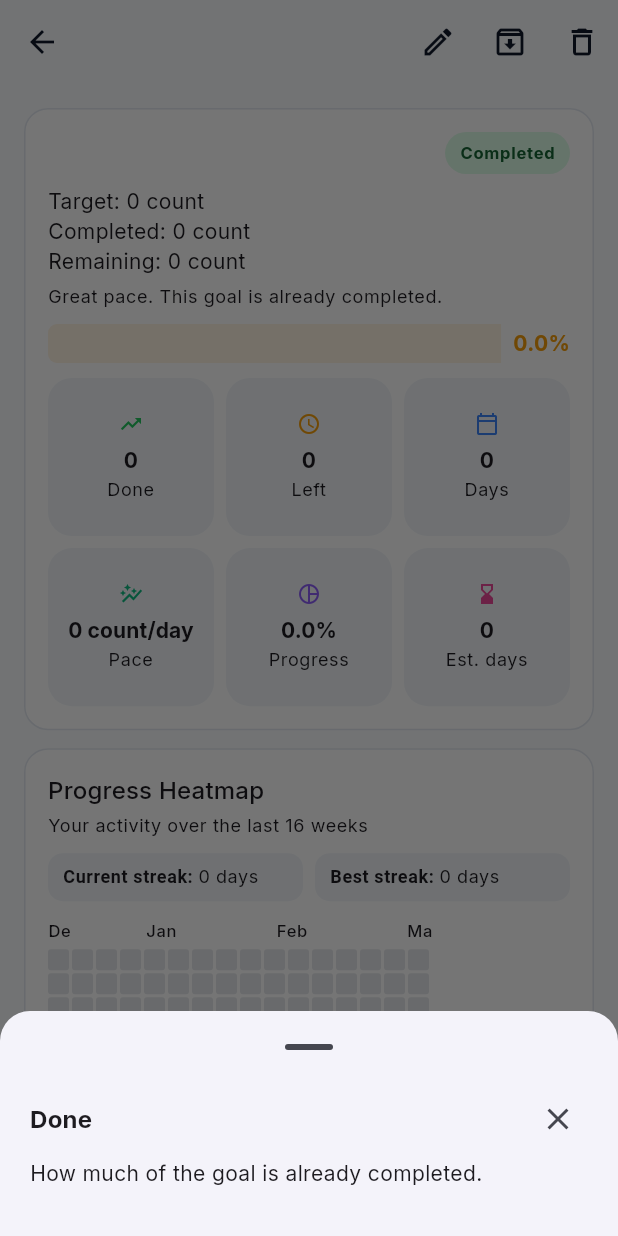
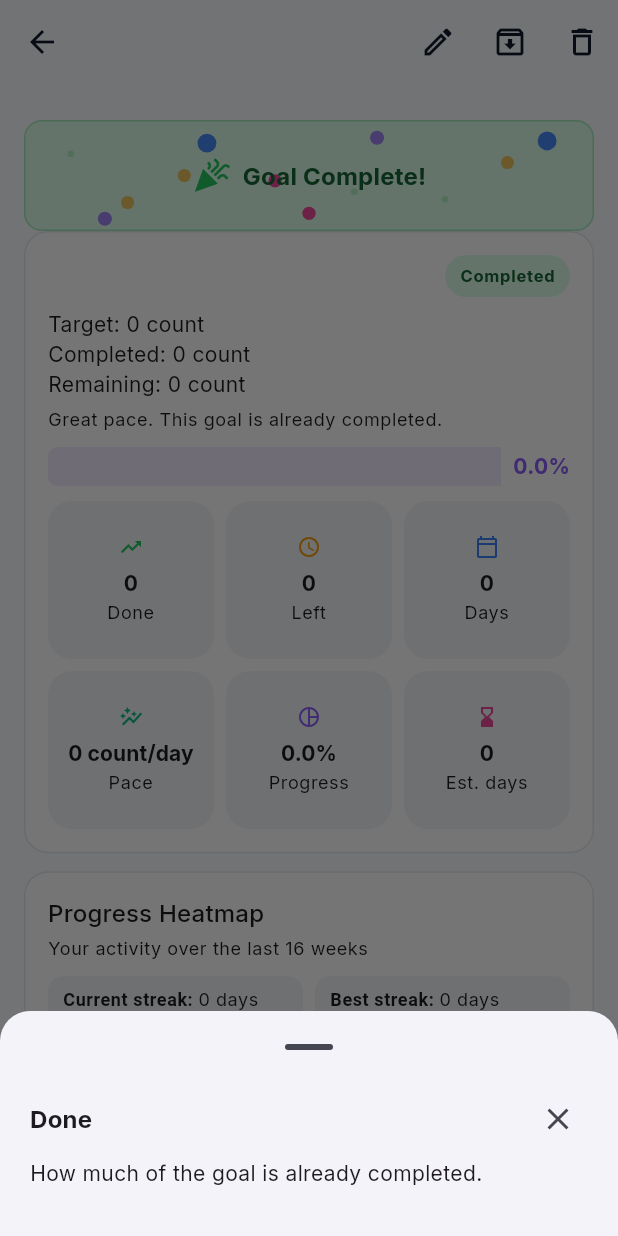
Before and after one commit to Flutter-Lab/Co-workPlace, a Flutter app: the GoalDetailScreen screen opened directly with empty values, after a tap on an icon or button, on a phone screen of 412 x 824 dp. Run offline on Flutter 3.47's test engine with Material 3 defaults, Android fonts, the phone set to English and light mode, and no system bars; our stand-ins replace cloud_firestore, firebase_auth, firebase_core, flutter_riverpod, go_router, google_fonts and 3 more; accounts and stored records are empty.

```diff
--- a/lib/features/goals/presentation/goal_dashboard_screen.dart
+++ b/lib/features/goals/presentation/goal_dashboard_screen.dart
@@ -1,3 +1,5 @@
+import 'dart:math' as math;
+
 import 'package:coworkplace/app/session/app_session_provider.dart';
 import 'package:coworkplace/features/goals/domain/goal.dart';
 import 'package:coworkplace/features/goals/domain/goal_item.dart';
@@ -334,6 +336,10 @@ class GoalDetailScreen extends ConsumerWidget {
                   padding: const EdgeInsets.fromLTRB(16, 16, 16, 96),
                   children: [
                     _DeadlineWarningBanner(goal: goal, metrics: metrics),
+                    if (metrics.remaining <= 0) ...[
+                      const SizedBox(height: 8),
+                      const _CompletionCelebrationCard(),
+                    ],
                     _GoalSummaryCard(goal: goal, metrics: metrics),
                     const SizedBox(height: 12),
                     _SimpleGoalProgressCard(
@@ -359,6 +365,10 @@ class GoalDetailScreen extends ConsumerWidget {
                     padding: const EdgeInsets.fromLTRB(16, 16, 16, 96),
                     children: [
                       _DeadlineWarningBanner(goal: goal, metrics: metrics),
+                      if (metrics.remaining <= 0) ...[
+                        const SizedBox(height: 8),
+                        const _CompletionCelebrationCard(),
+                      ],
                       _GoalSummaryCard(goal: goal, metrics: metrics),
                       const SizedBox(height: 12),
                       _GoalHeatmapCard(dailyProgress: dailyProgress),
@@ -748,7 +758,10 @@ class _GoalCard extends StatelessWidget {
                 style: Theme.of(context).textTheme.bodySmall,
               ),
               const SizedBox(height: 10),
-              _GoalProgressBar(percent: metrics.progressPercent),
+              _GoalProgressBar(
+                percent: metrics.progressPercent,
+                color: _goalBarColor(goal.id),
+              ),
               const SizedBox(height: 10),
               _GoalMetricsWrap(metrics: metrics, unitLabel: unit),
               const SizedBox(height: 12),
@@ -832,7 +845,10 @@ class _GoalSummaryCard extends StatelessWidget {
               style: Theme.of(context).textTheme.bodySmall,
             ),
             const SizedBox(height: 10),
-            _GoalProgressBar(percent: metrics.progressPercent),
+            _GoalProgressBar(
+              percent: metrics.progressPercent,
+              color: _goalBarColor(goal.id),
+            ),
             const SizedBox(height: 10),
             _GoalMetricsWrap(metrics: metrics, unitLabel: unit),
           ],
@@ -2140,6 +2156,21 @@ class _GoalItemFormSheetState extends State<_GoalItemFormSheet> {
   }
 }
 
+// Per-goal accent colors — consistent across sessions (hash-based, not progress-based).
+const _kGoalPalette = [
+  Color(0xFF0EA5E9), // sky
+  Color(0xFF8B5CF6), // violet
+  Color(0xFF10B981), // emerald
+  Color(0xFFF43F5E), // rose
+  Color(0xFF06B6D4), // cyan
+  Color(0xFFF97316), // orange
+  Color(0xFF6366F1), // indigo
+  Color(0xFFEC4899), // pink
+];
+
+Color _goalBarColor(String goalId) =>
+    _kGoalPalette[goalId.hashCode.abs() % _kGoalPalette.length];
+
 String _goalUnitLabel(Goal goal) {
   if (goal.unitType == GoalUnitType.custom && goal.customUnitLabel != null) {
     return goal.customUnitLabel!;
@@ -2242,25 +2273,26 @@ class _DeadlineWarningBanner extends StatelessWidget {
 // ── Goal Progress Bar ─────────────────────────────────────────────────────────
 
 class _GoalProgressBar extends StatelessWidget {
-  const _GoalProgressBar({required this.percent});
+  const _GoalProgressBar({required this.percent, this.color});
 
   final double percent; // 0.0 – 100.0
+  /// Optional accent color; falls back to progress-threshold palette.
+  final Color? color;
 
   @override
   Widget build(BuildContext context) {
     final clamped = percent.clamp(0.0, 100.0);
     final fillFraction = clamped / 100;
 
-    final Color fillColor;
-    if (clamped >= 75) {
-      fillColor = const Color(0xFF22C55E); // green
-    } else if (clamped >= 35) {
-      fillColor = const Color(0xFF3B82F6); // blue
-    } else {
-      fillColor = const Color(0xFFF59E0B); // amber
-    }
-
-    // Label is white when fill covers > 50% of the bar, otherwise use fill color.
+    final fillColor =
+        color ??
+        (clamped >= 75
+            ? const Color(0xFF22C55E)
+            : clamped >= 35
+            ? const Color(0xFF3B82F6)
+            : const Color(0xFFF59E0B));
+
+    // Label is right-aligned using fill color.
     return ClipRRect(
       borderRadius: BorderRadius.circular(6),
       child: SizedBox(
@@ -2297,6 +2329,146 @@ class _GoalProgressBar extends StatelessWidget {
   }
 }
 
+// ── Goal Completion Celebration ────────────────────────────────────────────────
+
+class _CompletionCelebrationCard extends StatefulWidget {
+  const _CompletionCelebrationCard();
+
+  @override
+  State<_CompletionCelebrationCard> createState() =>
+      _CompletionCelebrationCardState();
+}
+
+class _CompletionCelebrationCardState extends State<_CompletionCelebrationCard>
+    with SingleTickerProviderStateMixin {
+  late final AnimationController _ctrl;
+
+  @override
+  void initState() {
+    super.initState();
+    _ctrl = AnimationController(
+      vsync: this,
+      duration: const Duration(milliseconds: 1600),
+    )..repeat();
+    // Stop after two cycles.
+    Future.delayed(const Duration(milliseconds: 3400), () {
+      if (mounted) _ctrl.stop();
+    });
+  }
+
+  @override
+  void dispose() {
+    _ctrl.dispose();
+    super.dispose();
+  }
+
+  @override
+  Widget build(BuildContext context) {
+    return AnimatedBuilder(
+      animation: _ctrl,
+      builder: (context, child) => Container(
+        decoration: BoxDecoration(
+          color: const Color(0xFFDCFCE7),
+          borderRadius: BorderRadius.circular(12),
+          border: Border.all(color: const Color(0xFF22C55E).withAlpha(80)),
+        ),
+        child: SizedBox(
+          height: 72,
+          child: Stack(
+            children: [
+              Positioned.fill(
+                child: ClipRRect(
+                  borderRadius: BorderRadius.circular(12),
+                  child: CustomPaint(
+                    painter: _SparklesPainter(progress: _ctrl.value),
+                  ),
+                ),
+              ),
+              child!,
+            ],
+          ),
+        ),
+      ),
+      child: Center(
+        child: Row(
+          mainAxisAlignment: MainAxisAlignment.center,
+          children: [
+            const Icon(Icons.celebration, color: Color(0xFF22C55E), size: 26),
+            const SizedBox(width: 8),
+            Text(
+              'Goal Complete!',
+              style: Theme.of(context).textTheme.titleMedium?.copyWith(
+                color: const Color(0xFF166534),
+                fontWeight: FontWeight.w700,
+              ),
+            ),
+          ],
+        ),
+      ),
+    );
+  }
+}
+
+class _SparklesPainter extends CustomPainter {
+  const _SparklesPainter({required this.progress});
+
+  final double progress;
+
+  static const _bxs = [
+    0.08,
+    0.18,
+    0.32,
+    0.50,
+    0.62,
+    0.74,
+    0.85,
+    0.92,
+    0.44,
+    0.14,
+    0.58,
+    0.28,
+  ];
+  static const _bys = [
+    0.30,
+    0.75,
+    0.20,
+    0.85,
+    0.15,
+    0.72,
+    0.38,
+    0.18,
+    0.55,
+    0.90,
+    0.65,
+    0.50,
+  ];
+  static const _cis = [0, 1, 2, 3, 4, 0, 1, 2, 3, 4, 0, 1];
+  static const _colors = [
+    Color(0xFF22C55E),
+    Color(0xFFF59E0B),
+    Color(0xFF3B82F6),
+    Color(0xFFEC4899),
+    Color(0xFF8B5CF6),
+  ];
+
+  @override
+  void paint(Canvas canvas, Size size) {
+    for (var i = 0; i < _bxs.length; i++) {
+      final phase = math.sin(progress * math.pi * 2 + _cis[i] * 0.8);
+      final opacity = ((phase + 1) / 2).clamp(0.15, 1.0);
+      final radius = (3.0 + (_cis[i] % 3) + phase * 1.5).abs();
+      canvas.drawCircle(
+        Offset(_bxs[i] * size.width, _bys[i] * size.height),
+        radius,
+        Paint()..color = _colors[_cis[i]].withValues(alpha: opacity),
+      );
+    }
+  }
+
+  @override
+  bool shouldRepaint(_SparklesPainter old) => old.progress != progress;
+}
+
 // ── Goal Overview Card ────────────────────────────────────────────────────────
 
 class _GoalOverviewCard extends StatelessWidget {
--- a/planning/goal_tracker/goal_tracker_flow.txt
+++ b/planning/goal_tracker/goal_tracker_flow.txt
@@ -17,7 +17,7 @@ Main
 │       ├── Goal card (tap → detail, edit button on card)
 │       │   ├── Title + state pill (On Track / Needs Pace / Completed)
 │       │   ├── Progress summary  (completed / target unit)
-│       │   ├── Progress bar (tall 26px, rounded, % label right, color by progress)
+│       │   ├── Progress bar (tall 26px, rounded, % right, per-goal accent color)
 │       │   ├── Action row (Add Progress · Details — both outlined / text buttons)
 │       │   └── Metric tiles — tap any tile → info bottom sheet
 │       │       ├── Done
@@ -29,8 +29,9 @@ Main
 │       │
 │       ├── Goal Details screen
 │       │   ├── Deadline warning banner (red ≤3 days / amber pace-behind 4-7 days)
+│       │   ├── Completion celebration card (sparkle animation, only when 100%)
 │       │   ├── Summary card (title, state pill, target/completed/remaining)
-│       │   ├── Progress bar (tall 26px, rounded, % label right, color by progress)
+│       │   ├── Progress bar (tall 26px, rounded, % right, per-goal accent color)
 │       │   ├── Progress heatmap (16 weeks, fit screen)
 │       │   │   ├── Week-column grid with color intensity
 │       │   │   ├── Month labels above grid
@@ -51,7 +52,7 @@ Main
     ├── Tasks section (today's tasks with completion status, read-only)
     └── Goals section (friend's active goals, read-only)
         ├── Goal card (title + state pill)
-        ├── Progress bar (tall, rounded, % label right, color by state)
+        ├── Progress bar (tall 26px, rounded, % right, color by state)
         └── Completed / Target unit summary
 
 Add little more detail in Tree and Modify Tree style like this:
@@ -60,10 +61,11 @@ Add little more detail in Tree and Modify Tree style like this:
 
 
 Current Problems and Solutions:
-  1. AppBar and Bottom Nav is taking full screen width. Also make those constrained for the mobile-style width.
-  2. 'Add progress' button lookes wired and big in Simple Goal. Make it nicer and little bit smaller.
-  3. Test everything you updated in code and comfirm updates are working properly.
-  4. Suggest next improvements.
+  1. Implement 'Friend goal read-only view' properly
+  2. Make Goal Progress bar in random color. But keep the color vibe properly.
+  3. Implement Confetti or completion animation — Celebrate when a goal hits 100%.
+  4. Test everything you updated in code and comfirm updates are working properly.
+  5. Suggest next improvements.
 
 Prompt:
   You are an expert Flutter developer. Now plan the implementation for updates in
```
Also changed, not shown: lib/features/friends/presentation/friend_profile_screen.dart (+30 -31 lines).
